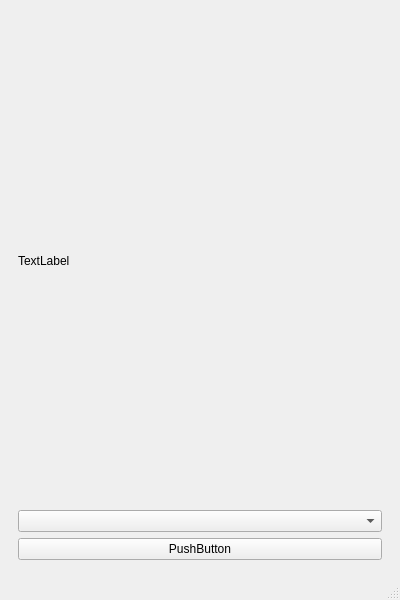
Old version of the form mainwindow.ui in the repository TheEvilRoot/2CourseWork.
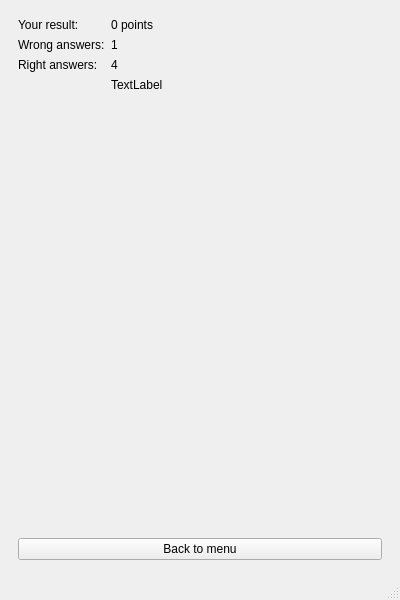
New version of the form. The open tabs and pages were chosen to show the change. Icons and pictures are not drawn.

Diff of the .ui file:
```diff
--- a/mainwindow.ui
+++ b/mainwindow.ui
@@ -223,6 +223,70 @@
         </item>
        </layout>
       </widget>
+      <widget class="QWidget" name="result">
+       <layout class="QGridLayout" name="gridLayout_7">
+        <item row="1" column="1">
+         <widget class="QPushButton" name="back2menu">
+          <property name="text">
+           <string>Back to menu</string>
+          </property>
+         </widget>
+        </item>
+        <item row="0" column="1">
+         <layout class="QFormLayout" name="formLayout">
+          <item row="0" column="0">
+           <widget class="QLabel" name="label_6">
+            <property name="text">
+             <string>Your result:</string>
+            </property>
+           </widget>
+          </item>
+          <item row="0" column="1">
+           <widget class="QLabel" name="pointsLabel">
+            <property name="text">
+             <string>0 points</string>
+            </property>
+           </widget>
+          </item>
+          <item row="1" column="0">
+           <widget class="QLabel" name="label_8">
+            <property name="text">
+             <string>Wrong answers:</string>
+            </property>
+           </widget>
+          </item>
+          <item row="1" column="1">
+           <widget class="QLabel" name="wrongLabel">
+            <property name="text">
+             <string>1</string>
+            </property>
+           </widget>
+          </item>
+          <item row="2" column="0">
+           <widget class="QLabel" name="label_10">
+            <property name="text">
+             <string>Right answers:</string>
+            </property>
+           </widget>
+          </item>
+          <item row="2" column="1">
+           <widget class="QLabel" name="rightLabel">
+            <property name="text">
+             <string>4</string>
+            </property>
+           </widget>
+          </item>
+          <item row="3" column="1">
+           <widget class="QLabel" name="resultLabel">
+            <property name="text">
+             <string>TextLabel</string>
+            </property>
+           </widget>
+          </item>
+         </layout>
+        </item>
+       </layout>
+      </widget>
      </widget>
     </item>
    </layout>
```
Left out of the diff: 8 changed lines with no effect on the pictures.
